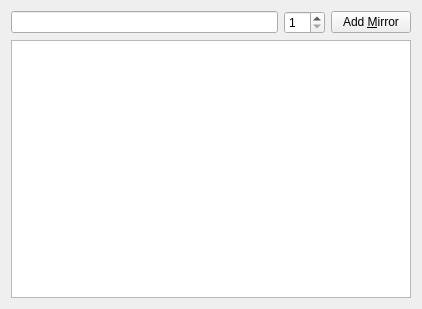
Old version of the form ui/mirror/mirrorsettings.ui in the repository mfuchs/kget-gsoc.
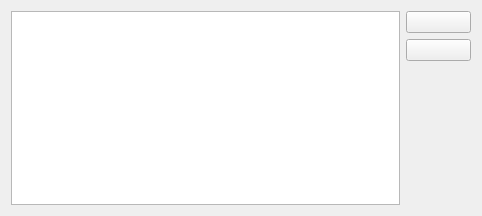
New version of the form. Custom widgets are drawn as their Qt base class.

Commit message: MIRROR: Uses an own dialog to add new mirrors.

Diff of the .ui file:
```diff
--- a/ui/mirror/mirrorsettings.ui
+++ b/ui/mirror/mirrorsettings.ui
@@ -6,46 +6,15 @@
    <rect>
     <x>0</x>
     <y>0</y>
-    <width>422</width>
-    <height>309</height>
+    <width>482</width>
+    <height>216</height>
    </rect>
   </property>
   <property name="windowTitle">
    <string>Form</string>
   </property>
-  <layout class="QVBoxLayout" name="verticalLayout">
-   <item>
-    <layout class="QHBoxLayout" name="horizontalLayout">
-     <item>
-      <widget class="KLineEdit" name="url">
-       <property name="clickMessage">
-        <string>Enter an url</string>
-       </property>
-       <property name="showClearButton" stdset="0">
-        <bool>true</bool>
-       </property>
-      </widget>
-     </item>
-     <item>
-      <widget class="QSpinBox" name="numConnections">
-       <property name="minimum">
-        <number>1</number>
-       </property>
-       <property name="maximum">
-        <number>20</number>
-       </property>
-      </widget>
-     </item>
-     <item>
-      <widget class="KPushButton" name="add">
-       <property name="text">
-        <string>Add &amp;Mirror</string>
-       </property>
-      </widget>
-     </item>
-    </layout>
-   </item>
-   <item>
+  <layout class="QGridLayout" name="gridLayout">
+   <item row="0" column="0" rowspan="3">
     <widget class="QTreeView" name="treeView">
      <property name="selectionBehavior">
       <enum>QAbstractItemView::SelectRows</enum>
@@ -61,14 +30,28 @@
      </property>
     </widget>
    </item>
+   <item row="0" column="1">
+    <widget class="KPushButton" name="add"/>
+   </item>
+   <item row="1" column="1">
+    <widget class="KPushButton" name="remove"/>
+   </item>
+   <item row="2" column="1">
+    <spacer name="verticalSpacer">
+     <property name="orientation">
+      <enum>Qt::Vertical</enum>
+     </property>
+     <property name="sizeHint" stdset="0">
+      <size>
+       <width>65</width>
+       <height>141</height>
+      </size>
+     </property>
+    </spacer>
+   </item>
   </layout>
  </widget>
  <customwidgets>
-  <customwidget>
-   <class>KLineEdit</class>
-   <extends>QLineEdit</extends>
-   <header>klineedit.h</header>
-  </customwidget>
   <customwidget>
    <class>KPushButton</class>
    <extends>QPushButton</extends>
```
The commit also changes 4 other files.
